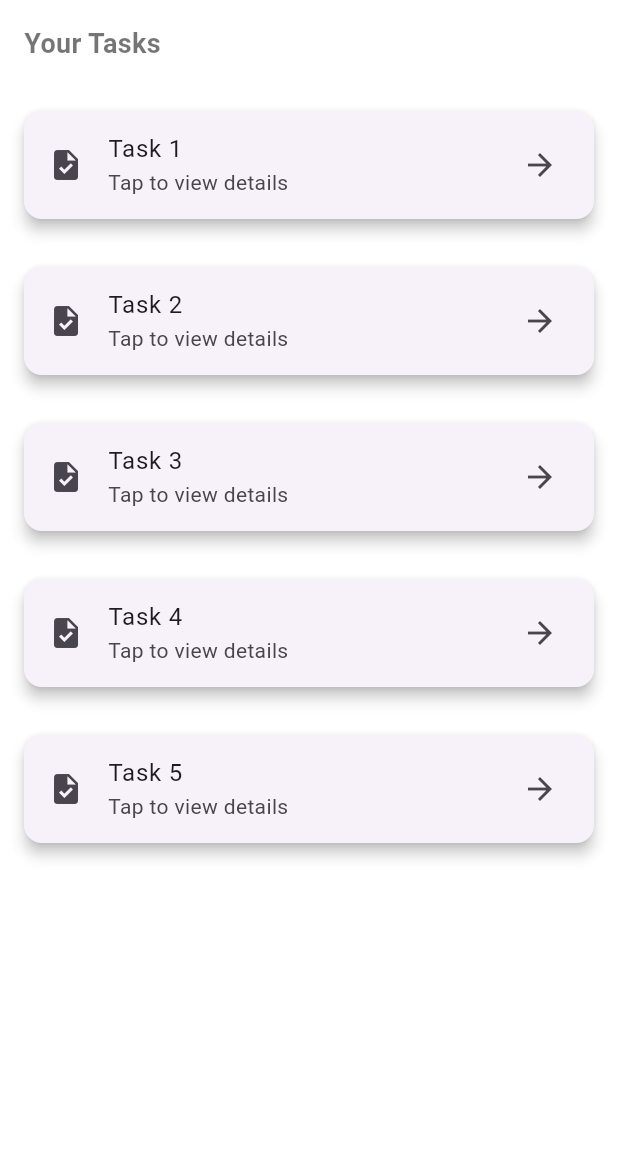
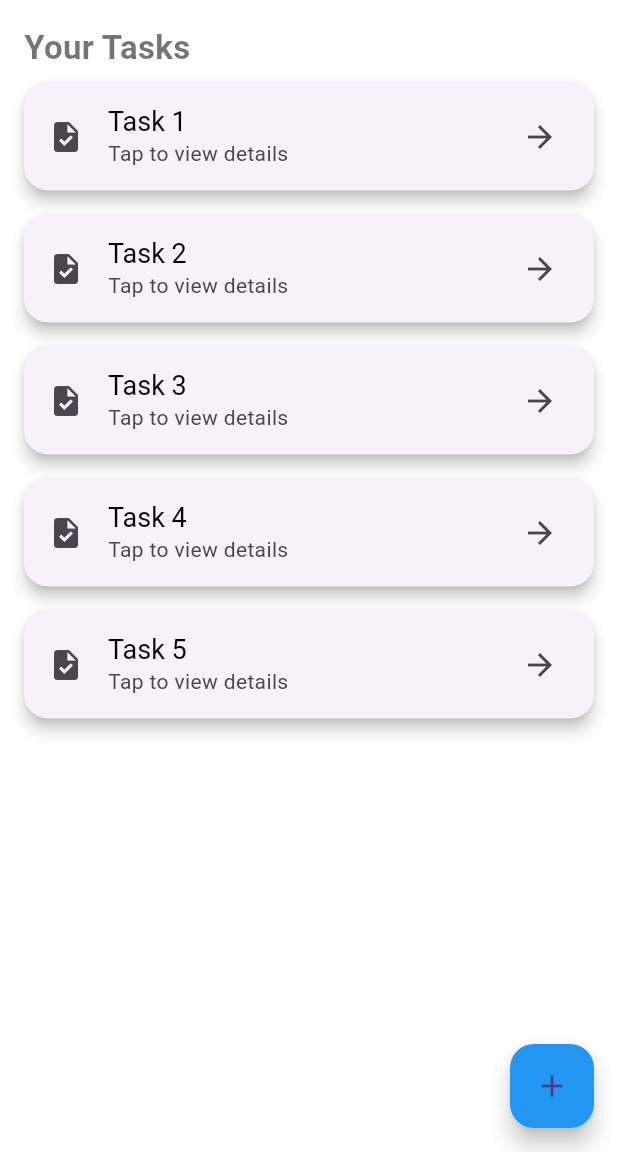
Before and after one commit to hm2002/flutter-task-manager, a Flutter app: the screen it shows after launch, on a phone screen of 412 x 824 dp, the part 84-1236 px from its top. Run offline on Flutter 3.47's test engine with Material 3 defaults, Android fonts, the phone set to English and light mode, and no system bars; our stand-ins replace flutter_riverpod, hive_flutter, sqflite; accounts and stored records are empty.

Commit message:
change appicon and implemented sqlite crud operation

```diff
--- a/lib/core/constants/app_constants.dart
+++ b/lib/core/constants/app_constants.dart
@@ -2,10 +2,12 @@ class AppConstants {
   static const String appTitle = 'Task Manager';
   static const String preferencesBox = 'preferences';
 
-  static const double headingFontSize = 18.0;
-  static const double spacing = 16.0;
+  static const double headingFontSize = 22.0;
+  static const double titleFontSize = 18.0;
+  static const double spacing = 8.0;
   static const double defaultPadding = 16.0;
   static const double cardElevation = 4.0;
+  static const double defaultRadius = 16.0;
 
   // Home Screen Labels
   static const String taskListTitle = 'Your Tasks';
@@ -15,7 +17,6 @@ class AppConstants {
   // Route names
   static const String routeHome = '/';
   static const String routeAddEditTask = '/add-edit-task';
-  static const String routeSettings = '/settings';
 
   // Theme Mode Keys
   static const String themeModeKey = 'themeMode';
@@ -31,4 +32,12 @@ class AppConstants {
   static const String darkModeLabel = 'Dark Mode';
   static const String lightModeLabel = 'Light Mode';
   static const String systemDefaultLabel = 'System Default';
+
+  static const String addTaskTitle = 'Add Task';
+  static const String editTaskTitle = 'Edit Task';
+  static const String title = 'Title';
+  static const String description = 'Description';
+  static const String enterTitle = 'Enter a title';
+  static const String enterDescription = 'Enter a description';
+  static const String saveTask = 'Save Task';
 }
--- a/lib/core/themes/dark_theme.dart
+++ b/lib/core/themes/dark_theme.dart
@@ -1,9 +1,26 @@
 import 'package:flutter/material.dart';
+import 'package:task_manager/core/constants/app_constants.dart';
 
 final ThemeData darkTheme = ThemeData(
   brightness: Brightness.dark,
   primarySwatch: Colors.blueGrey,
   scaffoldBackgroundColor: Colors.black,
+  cardTheme: CardTheme(
+    shape: RoundedRectangleBorder(
+      borderRadius: BorderRadius.circular(AppConstants.defaultRadius),
+    ),
+    elevation: AppConstants.cardElevation,
+    margin: const EdgeInsets.symmetric(vertical: AppConstants.spacing),
+  ),
+  listTileTheme: ListTileThemeData(
+    shape: RoundedRectangleBorder(
+      borderRadius: BorderRadius.circular(AppConstants.defaultRadius),
+    ),
+    titleTextStyle: const TextStyle(
+      fontSize: AppConstants.titleFontSize,
+      color: Colors.white,
+    ),
+  ),
   appBarTheme: const AppBarTheme(
     backgroundColor: Colors.blueGrey,
     foregroundColor: Colors.white,
--- a/lib/core/themes/light_theme.dart
+++ b/lib/core/themes/light_theme.dart
@@ -1,9 +1,26 @@
 import 'package:flutter/material.dart';
+import 'package:task_manager/core/constants/app_constants.dart';
 
 final ThemeData lightTheme = ThemeData(
   brightness: Brightness.light,
   primarySwatch: Colors.blue,
   scaffoldBackgroundColor: Colors.white,
+  cardTheme: CardTheme(
+    shape: RoundedRectangleBorder(
+      borderRadius: BorderRadius.circular(AppConstants.defaultRadius),
+    ),
+    elevation: AppConstants.cardElevation,
+    margin: const EdgeInsets.symmetric(vertical: AppConstants.spacing),
+  ),
+  listTileTheme: ListTileThemeData(
+    shape: RoundedRectangleBorder(
+      borderRadius: BorderRadius.circular(AppConstants.defaultRadius),
+    ),
+    titleTextStyle: const TextStyle(
+      fontSize: AppConstants.titleFontSize,
+      color: Colors.black,
+    ),
+  ),
   appBarTheme: const AppBarTheme(
     backgroundColor: Colors.blue,
     foregroundColor: Colors.white,
--- a/lib/main.dart
+++ b/lib/main.dart
@@ -9,6 +9,8 @@ import 'routes/app_routes.dart';
 
 void main() async {
   WidgetsFlutterBinding.ensureInitialized();
+
+  // Initialize Hive and preferences box using HiveService
   await Hive.initFlutter();
   await Hive.openBox(AppConstants.preferencesBox);
 
@@ -17,10 +19,13 @@ void main() async {
 
 class TaskManagerApp extends ConsumerWidget {
   const TaskManagerApp({super.key});
+
   @override
   Widget build(BuildContext context, WidgetRef ref) {
     final themeMode = ref.watch(themeModeProvider);
+
     return MaterialApp(
+      debugShowCheckedModeBanner: false,
       title: AppConstants.appTitle,
       theme: lightTheme,
       darkTheme: darkTheme,
--- a/lib/routes/app_routes.dart
+++ b/lib/routes/app_routes.dart
@@ -2,18 +2,15 @@ import 'package:flutter/material.dart';
 import 'package:task_manager/core/constants/app_constants.dart';
 import 'package:task_manager/views/screens/add_edit_task_screen.dart';
 import 'package:task_manager/views/screens/home_screen.dart';
-import 'package:task_manager/views/screens/settings_screen.dart';
 
 class AppRoutes {
   static const String home = AppConstants.routeHome;
   static const String addEditTask = AppConstants.routeAddEditTask;
-  static const String settings = AppConstants.routeSettings;
 
   static Map<String, WidgetBuilder> getRoutes() {
     return {
       home: (context) => const HomeScreen(),
       addEditTask: (context) => const AddEditTaskScreen(),
-      settings: (context) => const SettingsScreen(),
     };
   }
 }
--- a/lib/views/screens/home_screen.dart
+++ b/lib/views/screens/home_screen.dart
@@ -1,5 +1,6 @@
 import 'package:flutter/material.dart';
 import 'package:flutter_riverpod/flutter_riverpod.dart';
+import 'package:task_manager/views/screens/add_edit_task_screen.dart';
 import '../../providers/theme_provider.dart';
 import '../../core/constants/app_constants.dart';
 
@@ -39,19 +40,19 @@ class HomeScreen extends ConsumerWidget {
                 fontWeight: FontWeight.bold,
               ),
             ),
-            const SizedBox(height: AppConstants.spacing),
             Expanded(
               child: ListView.builder(
                 itemCount: 5, // Replace with dynamic task count
                 itemBuilder: (context, index) {
                   return Card(
-                    elevation: AppConstants.cardElevation,
-                    margin: const EdgeInsets.symmetric(
-                        vertical: AppConstants.spacing),
                     child: ListTile(
                       leading: const Icon(Icons.task),
-                      title: Text('${AppConstants.taskItemTitle} ${index + 1}'),
-                      subtitle: const Text(AppConstants.taskItemSubtitle),
+                      title: Text(
+                        '${AppConstants.taskItemTitle} ${index + 1}',
+                      ),
+                      subtitle: const Text(
+                        AppConstants.taskItemSubtitle,
+                      ),
                       trailing: const Icon(Icons.arrow_forward),
                       onTap: () {
                         // Navigate to task details or perform action
@@ -64,6 +65,17 @@ class HomeScreen extends ConsumerWidget {
           ],
         ),
       ),
+      floatingActionButton: FloatingActionButton(
+        onPressed: () {
+          Navigator.push(
+            context,
+            MaterialPageRoute(
+              builder: (context) => const AddEditTaskScreen(),
+            ),
+          );
+        },
+        child: const Icon(Icons.add),
+      ),
     );
   }
 }
--- a/pubspec.yaml
+++ b/pubspec.yaml
@@ -14,6 +14,8 @@ dependencies:
   path_provider: ^2.1.5
   rename: ^3.0.2
   flutter_launcher_icons: ^0.14.2
+  sqflite: ^2.3.3+1
+  path: ^1.9.0
 
 dev_dependencies:
   flutter_test:
@@ -24,6 +26,8 @@ flutter_launcher_icons:
   android: "launcher_icon"
   ios: true
   image_path: "assets/images/icon.png"
+  adaptive_icon_foreground: "assets/images/icon.png"
+  adaptive_icon_background: "#FFFFFFFF"
   min_sdk_android: 21
 
 flutter:
```
Also changed, not shown: lib/data/database_helper.dart (+57 -0 lines), lib/models/task_model.dart (+31 -0 lines), lib/providers/task_provider.dart (+9 -0 lines), lib/view_models/task_view_model.dart (+30 -0 lines), lib/views/screens/add_edit_task_screen.dart (+74 -5 lines), lib/views/screens/settings_screen.dart (deleted, +0 -75 lines), lib/data/hive_service.dart (deleted), lib/models/preferences_model.dart (deleted), lib/providers/preferences_provider.dart (deleted), lib/view_models/preferences_view_model.dart (deleted), pubspec.lock, 7 other files.
